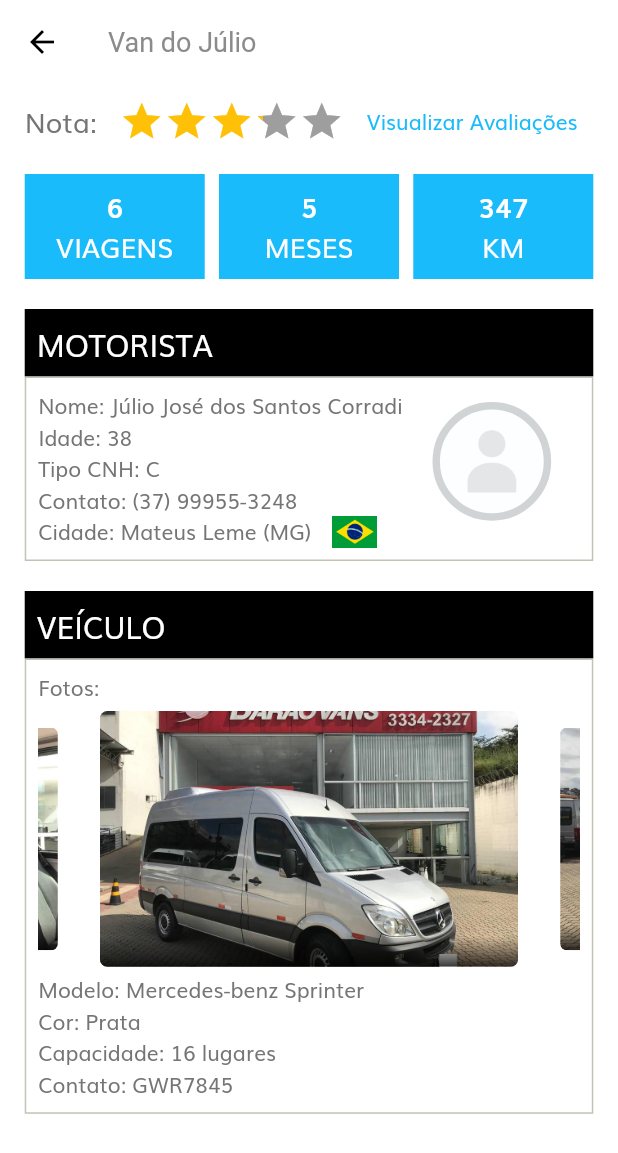
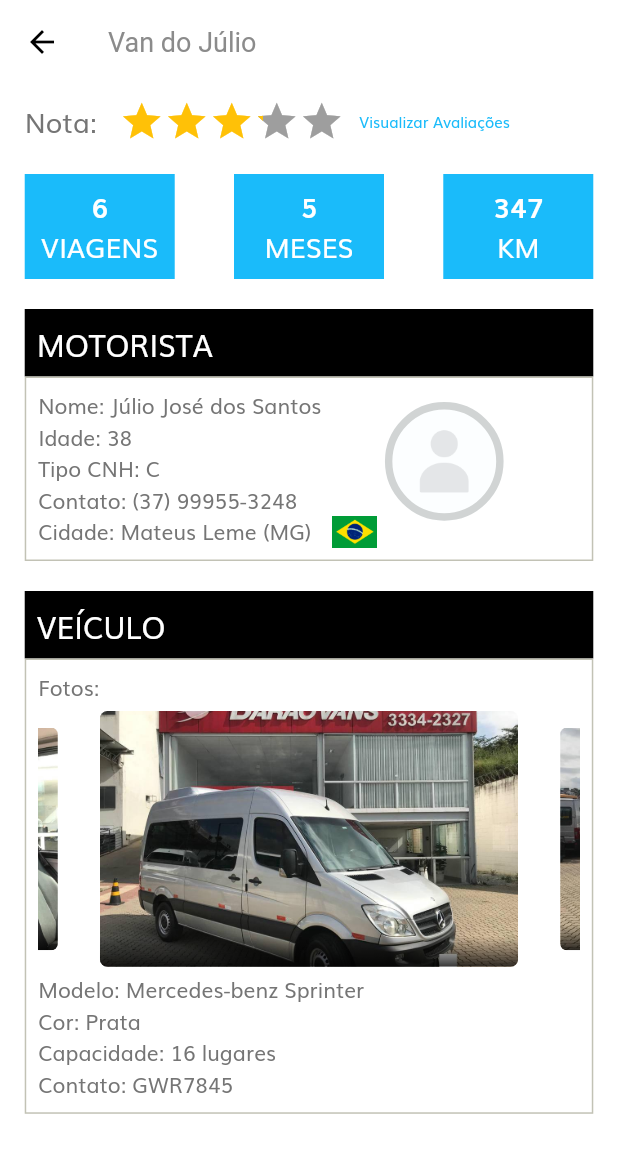
Before and after one commit to GustavoGontijoAntunes/Projeto_Go_Plus, a Flutter app: the DriverInformation screen opened directly with empty values, on a phone screen of 412 x 824 dp. Shown: the top 1153 px of the screen. Run offline on Flutter 3.47's test engine with Material 2 defaults, Android fonts, the phone set to English and light mode, and no system bars; drawn by our look-alikes of carousel_slider, flutter_rating_bar; our stand-ins replace date_format, flutter_svg, mask_text_input_formatter, qr_flutter, shared_preferences; accounts and stored records are empty.

Commit message:
Ajuste de configurações para gerar o .apk

```diff
--- a/go_plus/lib/entities/driver.dart
+++ b/go_plus/lib/entities/driver.dart
@@ -106,7 +106,7 @@ List<Driver> drivers = [
     numberTrips: 6,
     numberMonthTrips: 5,
     numberKmTrips: 347,
-    driverName: "Júlio José dos Santos Corradi",
+    driverName: "Júlio José dos Santos",
     driverAge: 38,
     typeCNH: "C",
     phoneNumber: "(37) 99955-3248",
--- a/go_plus/lib/pages/complete_profile/complete_profile.dart
+++ b/go_plus/lib/pages/complete_profile/complete_profile.dart
@@ -28,8 +28,7 @@ class CompleteProfile extends StatelessWidget {
             EdgeInsets.symmetric(horizontal: getProportionateScreenWidth(20)),
         child: SingleChildScrollView(
           child: Column(
-            children: [
-              SizedBox(height: SizeConfig.screenHeight * 0.00), // 0%
+            children: [ // 0%
               Text(
                 "Complete seu perfil",
                 style: kHeadingStyle,
--- a/go_plus/lib/pages/driver_information/driver_information.dart
+++ b/go_plus/lib/pages/driver_information/driver_information.dart
@@ -67,12 +67,13 @@ class _DriverInformationState extends State<DriverInformation> {
                       itemSize: 30.0,
                       direction: Axis.horizontal,
                     ),
-                    SizedBox(width: 15),
+                    SizedBox(width: 10),
                     InkWell(
                       child: Text(
                         "Visualizar Avaliações",
                         style: TextStyle(
-                          color: kPrimaryColor
+                          color: kPrimaryColor,
+                          fontSize: 10,
                         ),
                       ),
                       onTap: () {},
@@ -122,7 +123,7 @@ class _DriverInformationState extends State<DriverInformation> {
                             ),
                           ],
                         ),
-                        SizedBox(width: 20),
+                        SizedBox(width: 5),
                         Column(
                           children: [
                             _profile(),
@@ -259,7 +260,7 @@ class _DriverInformationState extends State<DriverInformation> {
 
   _cardStatistics(int parameter, String label) {
     return Container(
-      width: 120,
+      width: 100,
       height: 70,
       color: kPrimaryColor,
       child: Column(
--- a/go_plus/lib/pages/home/home.dart
+++ b/go_plus/lib/pages/home/home.dart
@@ -44,9 +44,7 @@ class _HomeState extends State<Home> {
             "assets/icons/notification_2.svg",
             color: kPrimaryColor,
           ),
-          onPressed: () {
-            Navigator.pushNamed(context, PaymentSuccessful.routeName);
-          },
+          onPressed: () {},
         ),
         SizedBox(
           width: SizeConfig.defaultSize * 0.5,
--- a/go_plus/lib/pages/profile/profile.dart
+++ b/go_plus/lib/pages/profile/profile.dart
@@ -85,7 +85,7 @@ class _ProfileState extends State<Profile> {
           ),
           ProfileMenuItem(
             iconSrc: "assets/icons/premium.svg",
-            title: "Tornar-se Premium",
+            title: "Upgrade Premium",
             color: Colors.yellow,
             press: () {},
           ),
--- a/go_plus/lib/pages/purchased_ticket/purchased_ticket_body.dart
+++ b/go_plus/lib/pages/purchased_ticket/purchased_ticket_body.dart
@@ -30,6 +30,7 @@ class _PurchasedTicketBodyState extends State<PurchasedTicketBody> {
               ),
             ),
           ),
+          SizedBox(height: 10),
           Expanded(
             child: Padding(
               padding: EdgeInsets.symmetric(
```
Also changed, not shown: go_plus/lib/pages/available_ticket/ticket_card.dart (+29 -7 lines), go_plus/lib/pages/purchased_ticket/purchased_ticket_card.dart (+4 -4 lines), 6 other files.
